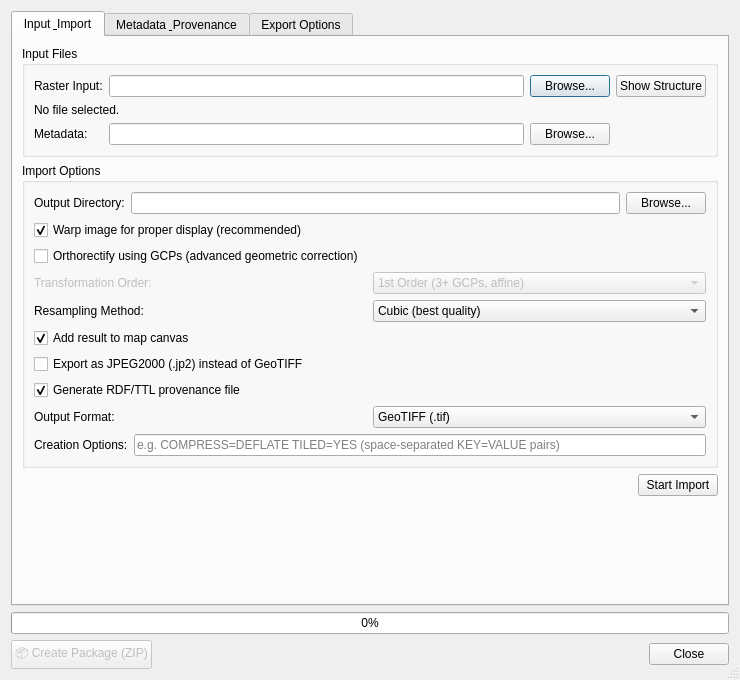
Above: heif_ttl_dialog_base.ui from luciocola/qgis-raster-manager before the change. Below: the same form after it.
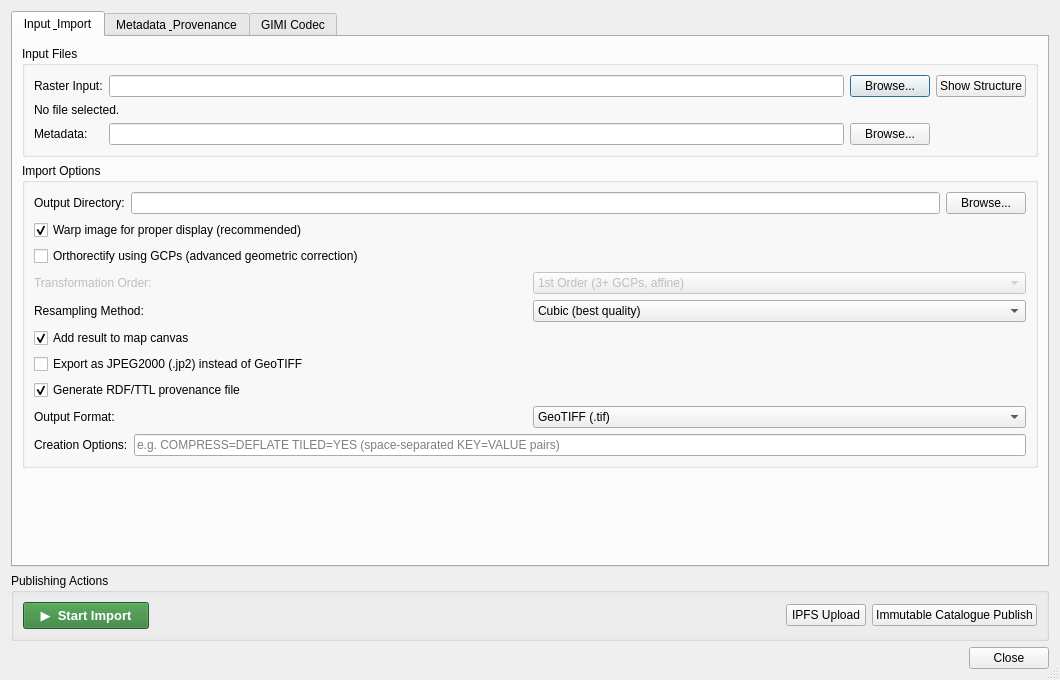
That is the form after the change.

Commit message: feat: add Start Import button to Publishing Actions bar

```diff
--- a/heif_ttl_dialog_base.ui
+++ b/heif_ttl_dialog_base.ui
@@ -3,10 +3,10 @@
  <class>HEIFTTLImporterDialog</class>
  <widget class="QDialog" name="HEIFTTLImporterDialog">
   <property name="geometry">
-   <rect><x>0</x><y>0</y><width>740</width><height>680</height></rect>
+   <rect><x>0</x><y>0</y><width>1060</width><height>680</height></rect>
   </property>
   <property name="minimumSize">
-   <size><width>580</width><height>500</height></size>
+   <size><width>980</width><height>500</height></size>
   </property>
   <property name="sizeGripEnabled"><bool>true</bool></property>
   <property name="windowTitle"><string>General Raster Importer</string></property>
@@ -188,24 +188,6 @@
          </layout>
         </widget>
        </item>
-       <item>
-        <layout class="QHBoxLayout" name="horizontalLayoutImportButton">
-         <item>
-          <spacer name="horizontalSpacerImport">
-           <property name="orientation"><enum>Qt::Horizontal</enum></property>
-           <property name="sizeHint" stdset="0"><size><width>40</width><height>20</height></size></property>
-          </spacer>
-         </item>
-         <item>
-          <widget class="QPushButton" name="btnImport">
-           <property name="text"><string>Start Import</string></property>
-           <property name="minimumWidth"><number>120</number></property>
-           <property name="toolTip"><string>Start the import process</string></property>
-           <property name="default"><bool>true</bool></property>
-          </widget>
-         </item>
-        </layout>
-       </item>
        <item>
         <spacer name="verticalSpacerTab1">
          <property name="orientation"><enum>Qt::Vertical</enum></property>
@@ -298,35 +280,12 @@
          </layout>
         </widget>
        </item>
-       <item>
-        <widget class="QGroupBox" name="groupBoxPublishing">
-         <property name="title"><string>Publishing Actions</string></property>
-         <layout class="QHBoxLayout" name="horizontalLayoutPublishing">
-          <item>
-           <widget class="QPushButton" name="btnSTACExportAction">
-            <property name="text"><string>STAC Query</string></property>
-            <property name="toolTip"><string>Select a STAC service and query items by bounding box, date range and collection</string></property>
-            <property name="enabled"><bool>true</bool></property>
-            <property name="minimumHeight"><number>32</number></property>
-           </widget>
-          </item>
-          <item>
-           <widget class="QPushButton" name="btnImmutablePublish">
-            <property name="text"><string>Immutable Catalogue Publish</string></property>
-            <property name="toolTip"><string>Publish to an immutable STAC catalogue via the Satellite STAC Importer plugin. Opens the plugin if installed, or prompts to download it.</string></property>
-            <property name="enabled"><bool>true</bool></property>
-            <property name="minimumHeight"><number>32</number></property>
-           </widget>
-          </item>
-         </layout>
-        </widget>
-       </item>
       </layout>
      </widget>
 
      <!-- TAB 3 : Export Options -->
      <widget class="QWidget" name="tabExport">
-      <attribute name="title"><string>Export Options</string></attribute>
+      <attribute name="title"><string>GIMI Codec</string></attribute>
       <layout class="QVBoxLayout" name="verticalLayoutTab3">
        <item>
         <widget class="QGroupBox" name="groupBoxExport">
@@ -562,21 +521,45 @@
     </widget>
    </item>
    <item>
-    <widget class="QProgressBar" name="progressBar">
-     <property name="value"><number>0</number></property>
-     <property name="textVisible"><bool>true</bool></property>
+    <widget class="QGroupBox" name="groupBoxPublishing">
+     <property name="title"><string>Publishing Actions</string></property>
+     <layout class="QHBoxLayout" name="horizontalLayoutPublishing">
+      <item>
+       <widget class="QPushButton" name="btnStartImport">
+        <property name="text"><string>▶  Start Import</string></property>
+        <property name="toolTip"><string>Convert and import the selected raster into QGIS, applying the options set in the Import tab</string></property>
+        <property name="enabled"><bool>true</bool></property>
+        <property name="minimumHeight"><number>36</number></property>
+        <property name="styleSheet"><string>QPushButton { background-color: #2E7D32; color: white; font-weight: bold; font-size: 13px; padding: 4px 16px; } QPushButton:disabled { background-color: #cccccc; color: #888888; }</string></property>
+       </widget>
+      </item>
+      <item>
+       <spacer>
+        <property name="orientation"><enum>Qt::Horizontal</enum></property>
+        <property name="sizeHint" stdset="0"><size><width>20</width><height>20</height></size></property>
+       </spacer>
+      </item>
+      <item>
+       <widget class="QPushButton" name="btnSTACExportAction">
+        <property name="text"><string>IPFS Upload</string></property>
+        <property name="toolTip"><string>Select a STAC service and query items by bounding box, date range and collection</string></property>
+        <property name="enabled"><bool>true</bool></property>
+        <property name="minimumHeight"><number>32</number></property>
+       </widget>
+      </item>
+      <item>
+       <widget class="QPushButton" name="btnImmutablePublish">
+        <property name="text"><string>Immutable Catalogue Publish</string></property>
+        <property name="toolTip"><string>Publish to an immutable STAC catalogue via the Satellite STAC Importer plugin. Opens the plugin if installed, or prompts to download it.</string></property>
+        <property name="enabled"><bool>true</bool></property>
+        <property name="minimumHeight"><number>32</number></property>
+       </widget>
+      </item>
+     </layout>
     </widget>
    </item>
    <item>
     <layout class="QHBoxLayout" name="horizontalLayoutButtons">
-     <item>
-      <widget class="QPushButton" name="btnCreatePackage">
-       <property name="text"><string>&#x1F4E6; Create Package (ZIP)</string></property>
-       <property name="minimumWidth"><number>160</number></property>
-       <property name="toolTip"><string>Create a ZIP archive with exported GeoTIFF, JSON provenance, and RDF/TTL metadata</string></property>
-       <property name="enabled"><bool>false</bool></property>
-      </widget>
-     </item>
      <item>
       <spacer name="horizontalSpacer">
        <property name="orientation"><enum>Qt::Horizontal</enum></property>
```
Left out of the diff: 12 changed lines with no effect on the pictures. The commit also changes 1 other file.
